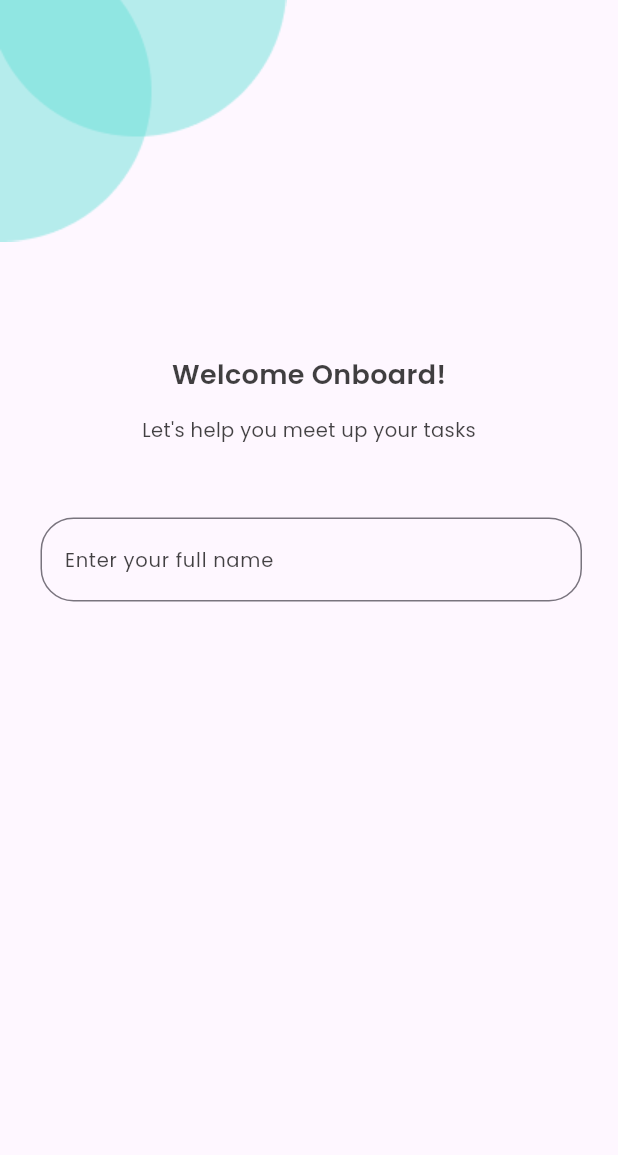
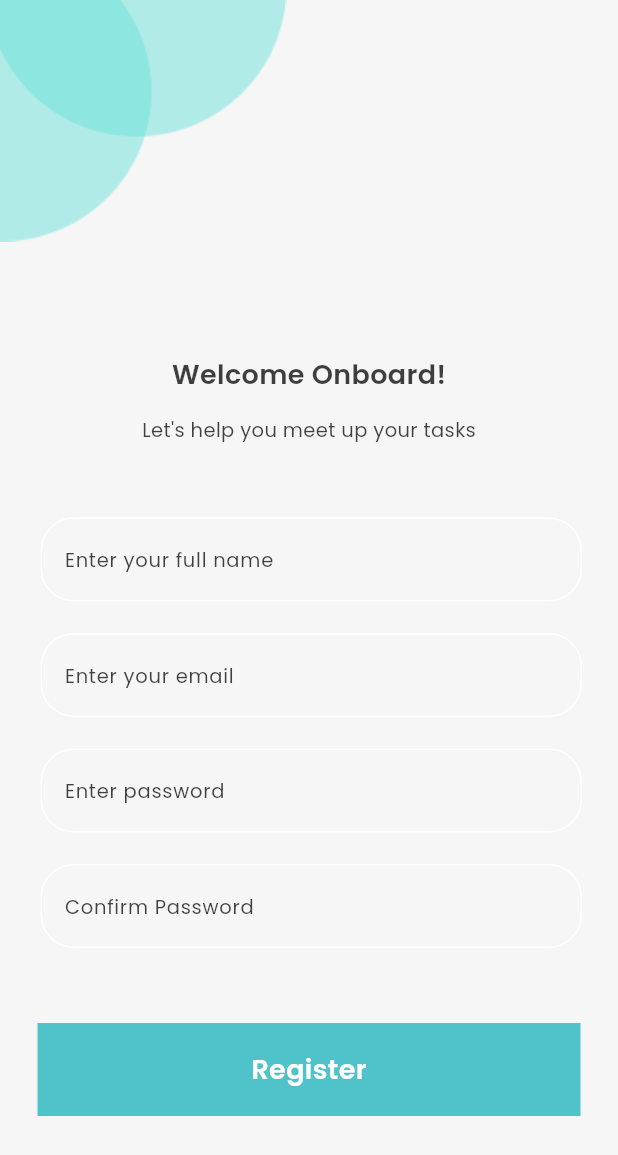
Before and after one commit to longcikeyyy/todo_app2, a Flutter app: the RegistrationScreen screen opened directly, on a phone screen of 412 x 824 dp. Shown: the top 1155 px of the screen. Run offline on Flutter 3.47's test engine with Material 3 defaults, Android fonts, the phone set to English and light mode, and no system bars.

```diff
--- a/todo_app/lib/constant/app_color.dart
+++ b/todo_app/lib/constant/app_color.dart
@@ -1,9 +1,11 @@
 import 'package:flutter/material.dart';
 
 class AppColor {
-  static const Color clueColor = Color(0xFF50C2C9);
+  static const Color blueColor = Color(0xFF50C2C9);
   static const Color blackColor = Color(0xFF000000);
   static const Color whiteColor = Color(0xFFFFFFFF);
+  static const Color backgroundColor = Color(0xFFF6F6F6);
+
 
 
 
--- a/todo_app/lib/constant/app_path.dart
+++ b/todo_app/lib/constant/app_path.dart
@@ -1,5 +1,6 @@
 class AppPath {
-  static const String shape = 'assets/images/shape.png';
-  static const String imgPhoneWithPerson =
-      'assets/images/img_phone_with_person.png';
+  static const String imgShape = 'assets/images/img_shape.png';
+  static const String imgPhoneWithPerson ='assets/images/img_phone_with_person.png';
+  static const String imgPhoneWithPerson2 ='assets/images/img_phone_with_person2.png';
+
 }
--- a/todo_app/lib/main.dart
+++ b/todo_app/lib/main.dart
@@ -1,5 +1,8 @@
 import 'package:flutter/material.dart';
+import 'package:todo_app/screen/home_screen.dart';
 import 'package:todo_app/screen/registration_screen.dart';
+import 'package:todo_app/screen/signin_screen.dart';
+import 'package:todo_app/screen/splash_screen.dart';
 //import 'package:todo_app/screen/splash_screen.dart';
 
 void main() {
@@ -13,7 +16,7 @@ class MyApp extends StatelessWidget {
   Widget build(BuildContext context) {
     return MaterialApp(
       debugShowCheckedModeBanner: false,
-      home: const RegistrationScreen(),
+      home: const SplashScreen(),
     );
   }
 }
--- a/todo_app/lib/screen/registration_screen.dart
+++ b/todo_app/lib/screen/registration_screen.dart
@@ -1,7 +1,10 @@
 import 'package:flutter/material.dart';
+import 'package:todo_app/component/app_button.dart';
 import 'package:todo_app/constant/app_color.dart';
 import 'package:todo_app/constant/app_path.dart';
 import 'package:todo_app/constant/app_textstyle.dart';
+import 'package:todo_app/screen/signin_screen.dart';
+import 'package:todo_app/screen/splash_screen.dart';
 
 class RegistrationScreen extends StatelessWidget {
   const RegistrationScreen({super.key});
@@ -9,12 +12,14 @@ class RegistrationScreen extends StatelessWidget {
   @override
   Widget build(BuildContext context) {
     return Scaffold(
+    backgroundColor: AppColor.backgroundColor,
      body:Column(
       children: [
        Align(
       alignment: Alignment.topLeft,
       child:
-       Image.asset(AppPath.shape)),
+       Image.asset(AppPath.imgShape)
+       ),
         SizedBox(height: 76),
             Center(
               child: Text(
@@ -27,24 +32,75 @@ class RegistrationScreen extends StatelessWidget {
               "Let's help you meet up your tasks",
              style: AppTextstyle.fontRegular,
              ),
-
              Padding(
                padding: const EdgeInsets.only(left: 27,right: 24,top:49),
                child: TextField(
                 decoration: InputDecoration(
                   fillColor: AppColor.whiteColor,
-                  border:OutlineInputBorder(
+                  enabledBorder: OutlineInputBorder(
+                    borderSide: BorderSide(
+                      color: AppColor.whiteColor
+                    ),
                     borderRadius: BorderRadius.circular(22),
-
                   ),
                   hintText: 'Enter your full name',
                   hintStyle: AppTextstyle.fontRegular,
                   ),
-
                ),
-             )
-
-
+             ),
+             Padding(
+               padding: const EdgeInsets.only(left: 27,right: 24,top:21),
+               child: TextField(
+                decoration: InputDecoration(
+                  fillColor: AppColor.whiteColor,
+                  enabledBorder: OutlineInputBorder(
+                    borderSide: BorderSide(
+                      color: AppColor.whiteColor
+                    ),
+                    borderRadius: BorderRadius.circular(22),
+                  ),
+                  hintText: 'Enter your email',
+                  hintStyle: AppTextstyle.fontRegular,
+                  ),
+               ),
+             ),
+             Padding(
+               padding: const EdgeInsets.only(left: 27,right: 24,top:21),
+               child: TextField(
+                decoration: InputDecoration(
+                  fillColor: AppColor.whiteColor,
+                  enabledBorder: OutlineInputBorder(
+                    borderSide: BorderSide(
+                      color: AppColor.whiteColor
+                    ),
+                    borderRadius: BorderRadius.circular(22),
+                  ),
+                  hintText: 'Enter password',
+                  hintStyle: AppTextstyle.fontRegular,
+                  ),
+               ),
+             ),
+             Padding(
+               padding: const EdgeInsets.only(left: 27,right: 24,top:21,bottom:50),
+               child: TextField(
+                decoration: InputDecoration(
+                  fillColor: AppColor.whiteColor,
+                  enabledBorder: OutlineInputBorder(
+                    borderSide: BorderSide(
+                      color: AppColor.whiteColor
+                    ),
+                    borderRadius: BorderRadius.circular(22),
+                  ),
+                  hintText: 'Confirm Password',
+                  hintStyle: AppTextstyle.fontRegular,
+                  ),
+               ),
+             ),
+             AppButton(textButton: 'Register',
+              onTap: () {
+                //print("being tapp");
+              MaterialPageRoute(builder: (context)=>SigninScreen() );
+             },)
       ],
 
      )
--- a/todo_app/lib/screen/splash_screen.dart
+++ b/todo_app/lib/screen/splash_screen.dart
@@ -16,7 +16,7 @@ class SplashScreen extends StatelessWidget {
         children: [
           Align(
             alignment: Alignment.topLeft,
-            child: Image.asset(AppPath.shape),
+            child: Image.asset(AppPath.imgShape),
           ),
           SizedBox(height: (59 / 812) * MediaQuery.of(context).size.height),
           Center(child: Image.asset(AppPath.imgPhoneWithPerson)),
```
Also changed, not shown: todo_app/lib/screen/home_screen.dart (added, +17 -0 lines), todo_app/lib/screen/signin_screen.dart (added, +78 -0 lines), todo_app/assets/images/img_phone_with_person2.png (added), todo_app/assets/images/img_shape.png (renamed from todo_app/assets/images/shape.png), 1 other file.
